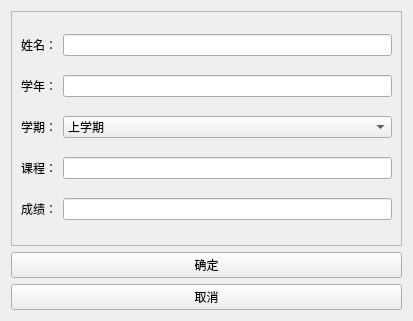
Qt form add_score.ui (for-all-fistance/student_manager) before a commit.
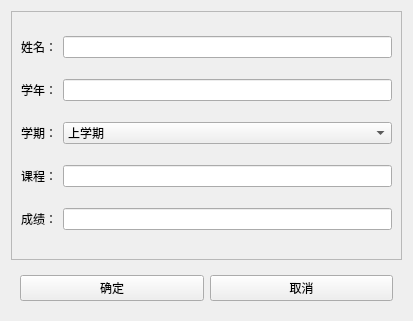
The same form after that commit. Icons and pictures are not drawn.

What changed in the file:
```diff
--- a/add_score.ui
+++ b/add_score.ui
@@ -17,15 +17,8 @@
    <iconset resource="resources.qrc">
     <normaloff>:/icon_rect.png</normaloff>:/icon_rect.png</iconset>
   </property>
-  <layout class="QGridLayout" name="gridLayout">
-   <item row="1" column="0">
-    <widget class="QPushButton" name="new_score_btn">
-     <property name="text">
-      <string>确定</string>
-     </property>
-    </widget>
-   </item>
-   <item row="0" column="0">
+  <layout class="QVBoxLayout" name="verticalLayout">
+   <item>
     <widget class="QScrollArea" name="scrollArea">
      <property name="widgetResizable">
       <bool>true</bool>
@@ -36,7 +29,7 @@
         <x>0</x>
         <y>0</y>
         <width>389</width>
-        <height>225</height>
+        <height>239</height>
        </rect>
       </property>
       <layout class="QGridLayout" name="gridLayout_2">
@@ -110,11 +103,24 @@
      </widget>
     </widget>
    </item>
-   <item row="2" column="0">
-    <widget class="QPushButton" name="cancel">
-     <property name="text">
-      <string>取消</string>
-     </property>
+   <item>
+    <widget class="QWidget" name="widget" native="true">
+     <layout class="QHBoxLayout" name="horizontalLayout">
+      <item>
+       <widget class="QPushButton" name="new_score_btn">
+        <property name="text">
+         <string>确定</string>
+        </property>
+       </widget>
+      </item>
+      <item>
+       <widget class="QPushButton" name="cancel">
+        <property name="text">
+         <string>取消</string>
+        </property>
+       </widget>
+      </item>
+     </layout>
     </widget>
    </item>
   </layout>
```
Left out of the diff: 58 changed lines with no effect on the pictures.
